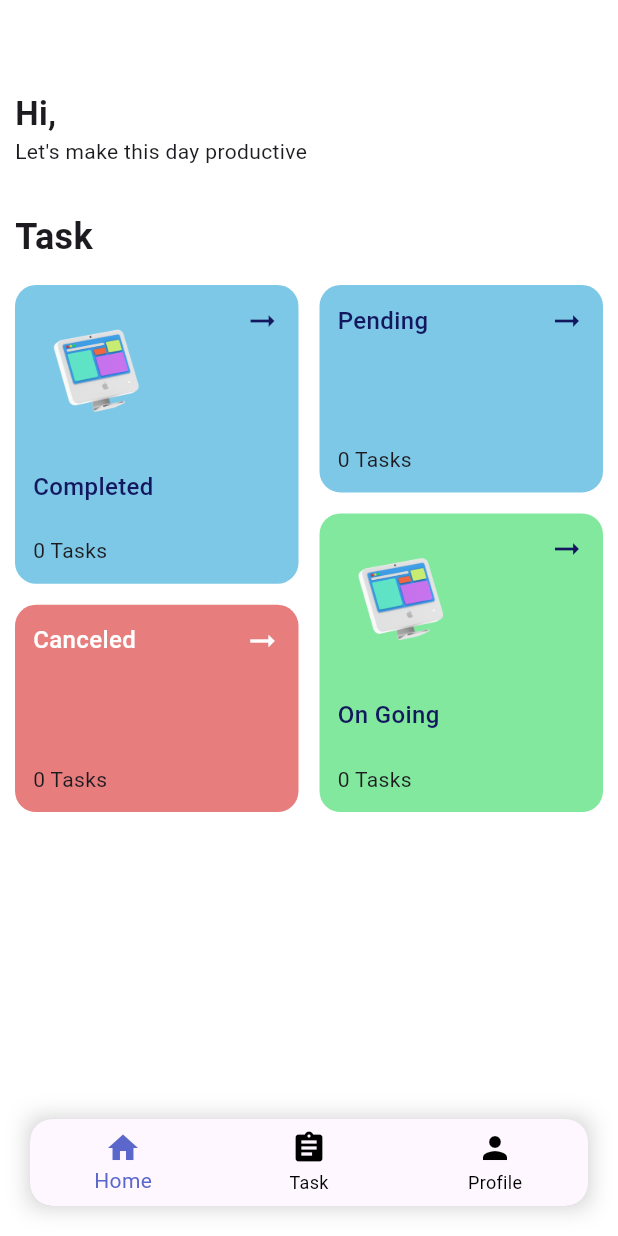
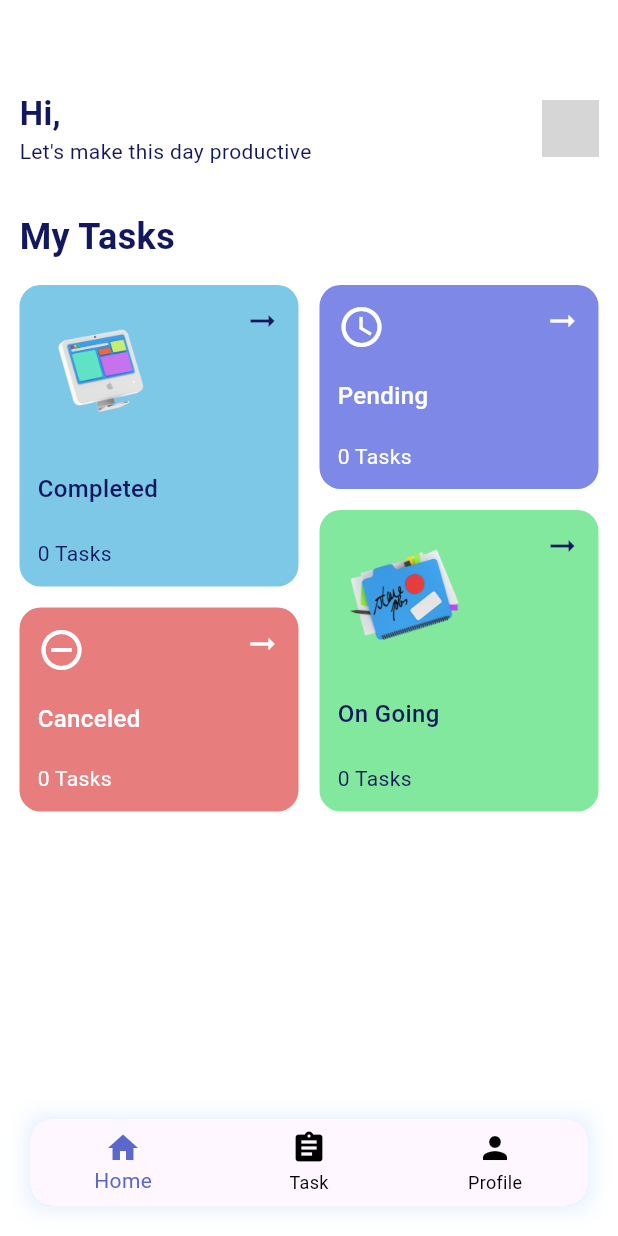
Before and after one commit to khairul-rasyid/UAS-PPB-Kelompok1-TaskManager, a Flutter app: the screen it shows once a user with an empty profile is signed in, on a phone screen of 412 x 824 dp. Run offline on Flutter 3.47's test engine with Material 3 defaults, Android fonts, the light colour scheme and no system bars; our stand-ins replace awesome_notifications, cloud_firestore, firebase_auth, firebase_core, get, google_sign_in and 1 more; accounts and stored records are empty; network calls fail; grey boxes are pictures that could not be loaded.

Commit message:
changed color of task_list

```diff
--- a/lib/main.dart
+++ b/lib/main.dart
@@ -80,11 +80,11 @@ class _MyButtomNavBarState extends State<MyBottomNavBar> {
       extendBody: true,
       bottomNavigationBar: Container(
         margin: const EdgeInsets.symmetric(horizontal: 20, vertical: 20),
-        decoration: BoxDecoration(boxShadow: [
+        decoration: const BoxDecoration(boxShadow: [
           BoxShadow(
-              color: Colors.black.withOpacity(0.2),
+              color: Color.fromARGB(255, 220, 235, 255),
               blurRadius: 12,
-              offset: const Offset(0, 0))
+              offset: Offset(0, 0))
         ]),
         child: ClipRRect(
           borderRadius: BorderRadius.circular(15),
@@ -119,7 +119,7 @@ class HomePage extends StatelessWidget {
   Widget build(BuildContext context) {
     return SingleChildScrollView(
       child: Padding(
-        padding: const EdgeInsets.fromLTRB(10, 60, 10, 10),
+        padding: const EdgeInsets.fromLTRB(13, 60, 13, 10),
         child: Column(
           children: [
             Row(
@@ -133,11 +133,23 @@ class HomePage extends StatelessWidget {
                       style: const TextStyle(
                         fontSize: 22,
                         fontWeight: FontWeight.bold,
+                        color: Color(0xFF12175E),
                       ),
                     ),
-                    const Text("Let's make this day productive")
+                    const Text(
+                      "Let's make this day productive",
+                      style: TextStyle(
+                        color: Color(0xFF12175E),
+                      ),
+                    )
                   ],
                 ),
+                ClipOval(
+                  child: Image(
+                    image: NetworkImage("${user.photoURL}"),
+                    width: 38,
+                  ),
+                )
               ],
             ),
             const SizedBox(
@@ -146,8 +158,11 @@ class HomePage extends StatelessWidget {
             const Align(
               alignment: Alignment.topLeft,
               child: Text(
-                "Task",
-                style: TextStyle(fontSize: 24, fontWeight: FontWeight.bold),
+                "My Tasks",
+                style: TextStyle(
+                    fontSize: 24,
+                    fontWeight: FontWeight.bold,
+                    color: Color(0xFF12175E)),
               ),
             ),
             const SizedBox(height: 15),
@@ -165,8 +180,8 @@ class HomePage extends StatelessWidget {
 
                         return StaggeredGridTile.count(
                             crossAxisCellCount: 4,
-                            mainAxisCellCount: 4.2,
-                            child: TaskCardNew(
+                            mainAxisCellCount: 4.3,
+                            child: TaskCard(
                               userUid: user.uid,
                               cardName: "Completed",
                               numberOfTasks: "$count Tasks",
@@ -179,14 +194,15 @@ class HomePage extends StatelessWidget {
                       }
                       return StaggeredGridTile.count(
                           crossAxisCellCount: 4,
-                          mainAxisCellCount: 4.2,
-                          child: TaskCardNew(
+                          mainAxisCellCount: 4.3,
+                          child: TaskCard(
                             userUid: user.uid,
                             cardName: "Completed",
                             numberOfTasks: "0 Tasks",
                             backgroundColor: const Color(0xFF7DC8E7),
                             textColor: const Color(0xFF12175E),
                             imgSrc: "assets/images/imac-1.png",
+                            iconData: Icons.abc,
                           ));
                     },
                   ),
@@ -200,12 +216,13 @@ class HomePage extends StatelessWidget {
                         return StaggeredGridTile.count(
                             crossAxisCellCount: 4,
                             mainAxisCellCount: 3,
-                            child: TaskCardNew(
+                            child: TaskCard(
                               userUid: user.uid,
                               cardName: "Pending",
                               numberOfTasks: "$count Tasks",
-                              backgroundColor: const Color(0xFF7DC8E7),
-                              textColor: const Color(0xFF12175E),
+                              backgroundColor: const Color(0xFF7D88E7),
+                              textColor: Colors.white,
+                              iconData: Icons.access_time,
                             ));
                       } else if (snapshot.hasError) {
                         return Text("Error: ${snapshot.error}");
@@ -213,12 +230,13 @@ class HomePage extends StatelessWidget {
                       return StaggeredGridTile.count(
                           crossAxisCellCount: 4,
                           mainAxisCellCount: 3,
-                          child: TaskCardNew(
+                          child: TaskCard(
                             userUid: user.uid,
                             cardName: "Pending",
                             numberOfTasks: "0 Tasks",
                             backgroundColor: const Color(0xFF7D88E7),
                             textColor: Colors.white,
+                            iconData: Icons.access_time,
                           ));
                     },
                   ),
@@ -231,22 +249,22 @@ class HomePage extends StatelessWidget {
 
                         return StaggeredGridTile.count(
                             crossAxisCellCount: 4,
-                            mainAxisCellCount: 4.2,
-                            child: TaskCardNew(
+                            mainAxisCellCount: 4.3,
+                            child: TaskCard(
                               userUid: user.uid,
                               cardName: "On Going",
                               numberOfTasks: "$count Tasks",
                               backgroundColor: const Color(0xFF81E89E),
                               textColor: const Color(0xFF12175E),
-                              imgSrc: "assets/images/imac-1.png",
+                              imgSrc: "assets/images/folder-1.png",
                             ));
                       } else if (snapshot.hasError) {
                         return Text("Error: ${snapshot.error}");
                       }
                       return StaggeredGridTile.count(
                           crossAxisCellCount: 4,
-                          mainAxisCellCount: 4.2,
-                          child: TaskCardNew(
+                          mainAxisCellCount: 4.3,
+                          child: TaskCard(
                             userUid: user.uid,
                             cardName: "On Going",
                             numberOfTasks: "0 Tasks",
@@ -266,12 +284,13 @@ class HomePage extends StatelessWidget {
                         return StaggeredGridTile.count(
                             crossAxisCellCount: 4,
                             mainAxisCellCount: 3,
-                            child: TaskCardNew(
+                            child: TaskCard(
                               userUid: user.uid,
                               cardName: "Canceled",
                               numberOfTasks: "$count Tasks",
                               backgroundColor: const Color(0xFFE77D7D),
                               textColor: Colors.white,
+                              iconData: Icons.remove_circle_outline,
                             ));
                       } else if (snapshot.hasError) {
                         return Text("Error: ${snapshot.error}");
@@ -279,12 +298,13 @@ class HomePage extends StatelessWidget {
                       return StaggeredGridTile.count(
                           crossAxisCellCount: 4,
                           mainAxisCellCount: 3,
-                          child: TaskCardNew(
+                          child: TaskCard(
                             userUid: user.uid,
                             cardName: "Canceled",
                             numberOfTasks: "0 Tasks",
                             backgroundColor: const Color(0xFFE77D7D),
                             textColor: Colors.white,
+                            iconData: Icons.remove_circle_outline,
                           ));
                     },
                   ),
@@ -297,65 +317,7 @@ class HomePage extends StatelessWidget {
 }
 
 class TaskCard extends StatelessWidget {
-  final IconData icon;
-  final String name;
-  final String task;
-  final Color bgColor;
-  final String userUid;
-  final double height;
-
-  const TaskCard(
-      {super.key,
-      required this.icon,
-      required this.name,
-      required this.task,
-      required this.bgColor,
-      required this.userUid,
-      required this.height});
-
-  @override
-  Widget build(BuildContext context) {
-    return GestureDetector(
-      onTap: () {
-        Navigator.push(
-          context,
-          MaterialPageRoute(
-              builder: (context) => ListTask(
-                  userUid: userUid,
-                  field: 'status',
-                  condition: name.toLowerCase())),
-        );
-      },
-      child: Container(
-        decoration: BoxDecoration(
-            borderRadius: BorderRadius.circular(10),
-            gradient:
-                LinearGradient(colors: [bgColor, bgColor.withOpacity(0.69)])),
-        padding: const EdgeInsets.all(12),
-        height: height,
-        child: Column(
-            mainAxisAlignment: MainAxisAlignment.center,
-            crossAxisAlignment: CrossAxisAlignment.start,
-            children: [
-              Icon(
-                icon,
-                size: 42,
-              ),
-              Text(
-                name,
-                style: const TextStyle(
-                  fontSize: 18,
-                  fontWeight: FontWeight.w400,
-                ),
-              )
-            ]),
-      ),
-    );
-  }
-}
-
-class TaskCardNew extends StatelessWidget {
-  const TaskCardNew({
+  const TaskCard({
     super.key,
     required this.userUid,
     required this.cardName,
@@ -419,7 +381,10 @@ class TaskCardNew extends StatelessWidget {
                       fontWeight: FontWeight.w500,
                       color: textColor,
                     )),
-                Text(numberOfTasks),
+                Text(
+                  numberOfTasks,
+                  style: TextStyle(color: textColor),
+                ),
               ],
             ),
             Icon(Icons.arrow_right_alt_outlined, color: textColor)
```
Also changed, not shown: lib/pages/add_task.dart (+11 -7 lines), lib/pages/list_task.dart (+85 -49 lines).
